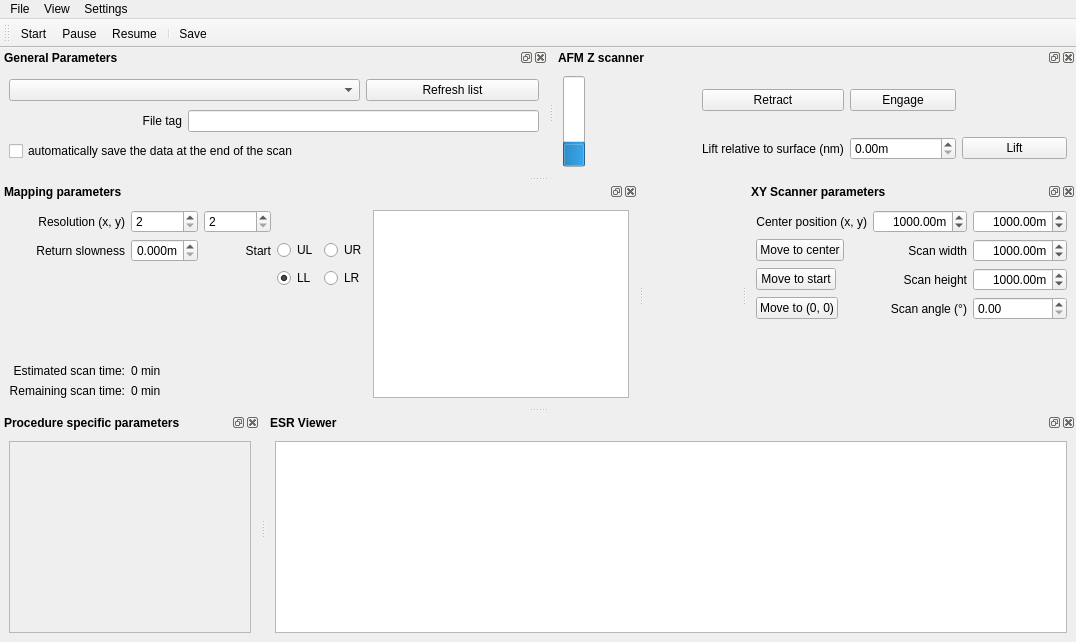
Before: the Qt Designer form gui/nv_scanning/ui_nv_scanning_maingui.ui in Montpellier-S2QT/qudi, drawn with Qt 5.
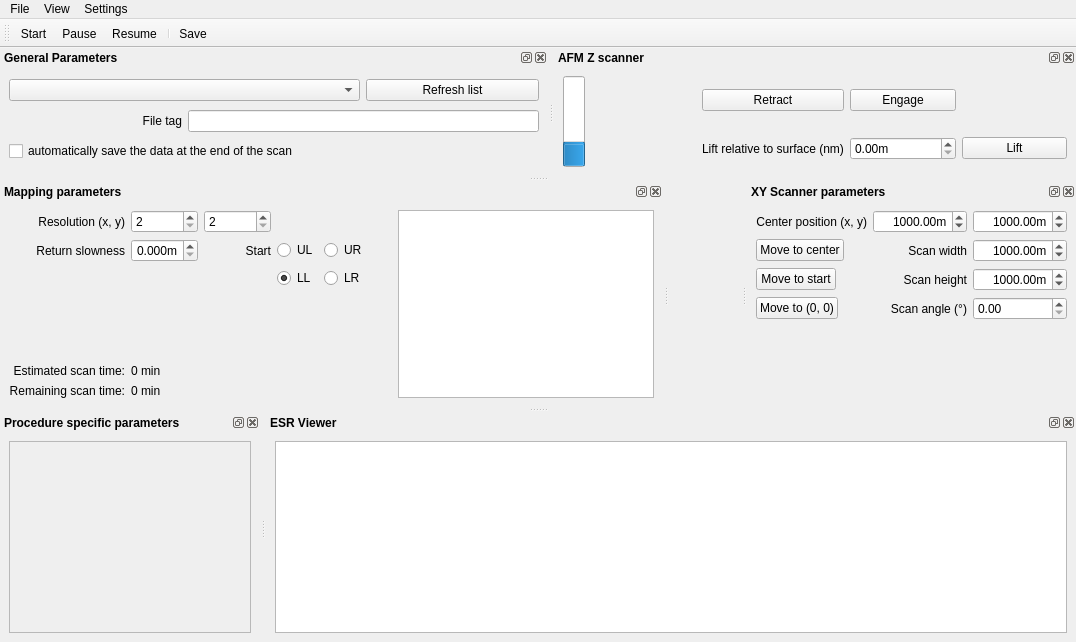
After: the same form once the commit is applied. Icons and pictures are not drawn. Custom widgets are drawn as their Qt base class.

Commit message: display scan zone working

Diff of the .ui file:
```diff
--- a/gui/nv_scanning/ui_nv_scanning_maingui.ui
+++ b/gui/nv_scanning/ui_nv_scanning_maingui.ui
@@ -103,7 +103,7 @@
      <item>
       <layout class="QGridLayout" name="gridLayout">
        <property name="rightMargin">
-        <number>0</number>
+        <number>25</number>
        </property>
        <item row="6" column="1">
         <widget class="QLabel" name="label_remaining_time">
```
Left out of the diff: 259 changed lines with no effect on the pictures. The commit also changes 2 other files.
